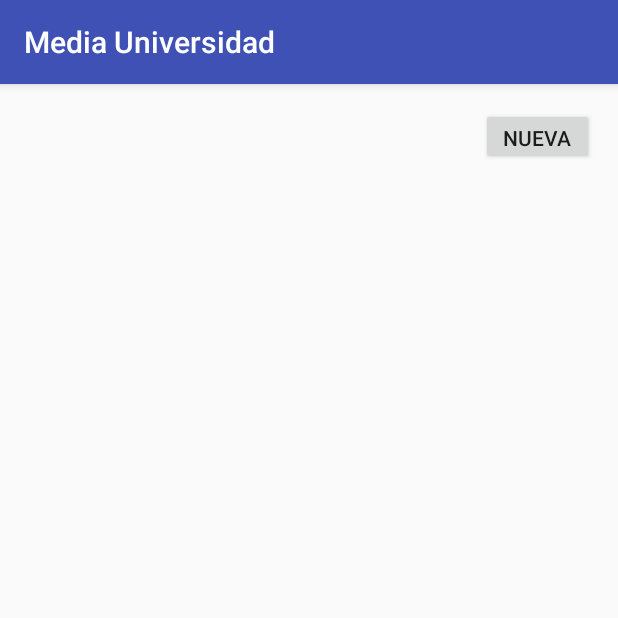
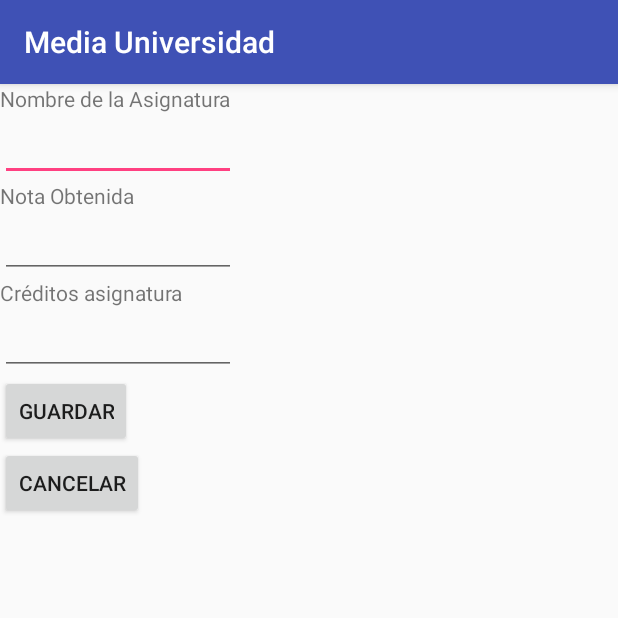
Before and after one commit to ibarriospal/MediaUniversidad, an Android app: the MyStaticsActivity screen opened directly, with no data from a screen before it, after a tap on "NUEVA", on a phone screen of 412 x 824 dp, the top half of it. Run offline under Robolectric (Android 15) with nearby library versions, the phone set to English and light mode, and no system bars.

Commit message:
Programa básico y DB funcionando

```diff
--- a/app/src/main/java/i/barriosp/mediauniversidad/AsignaturaAdapter.java
+++ b/app/src/main/java/i/barriosp/mediauniversidad/AsignaturaAdapter.java
@@ -1,7 +1,47 @@
 package i.barriosp.mediauniversidad;
+
+import android.app.Activity;
+import android.content.Context;
+import android.view.View;
+import android.view.ViewGroup;
+import android.widget.ArrayAdapter;
+import android.widget.TextView;
+
+import java.util.List;
 
 /**
  * Created by nacho on 17/6/16.
  */
-public class AsignaturaAdapter {
+public class AsignaturaAdapter extends ArrayAdapter{
+
+    private Activity context;
+    private List data;
+    private int id;
+
+    public AsignaturaAdapter(Context context, int i, List<Asignatura> list) {
+        super(context, i, list);
+        this.id = i;
+        this.context =  (Activity) context;
+        this.data = list;
+    }
+
+    public View getView(int position, View convertView, ViewGroup parent) {
+
+        if (convertView == null) {
+            convertView = ((Activity)this.context).getLayoutInflater().inflate(this.id, parent, false);
+        }
+
+        Asignatura asignatura = (Asignatura) this.data.get(position);
+
+        TextView name = (TextView) convertView.findViewById(R.id.nameAdap);
+        name.setText(asignatura.getNombre());
+
+        TextView nota = (TextView) convertView.findViewById(R.id.notaAdap);
+        nota.setText("Calificación: " + Float.toString(asignatura.getNota()));
+
+        TextView ect = (TextView) convertView.findViewById(R.id.ectAdap);
+        ect.setText(Float.toString(asignatura.getEct()) + " ECTs");
+
+        return convertView;
+    }
 }
--- a/app/src/main/java/i/barriosp/mediauniversidad/DataBaseNotas.java
+++ b/app/src/main/java/i/barriosp/mediauniversidad/DataBaseNotas.java
@@ -5,6 +5,9 @@ import android.content.Context;
 import android.database.Cursor;
 import android.database.sqlite.SQLiteDatabase;
 import android.database.sqlite.SQLiteOpenHelper;
+
+import java.util.ArrayList;
+import java.util.List;
 
 
 /**
@@ -23,12 +26,17 @@ public class DataBaseNotas extends SQLiteOpenHelper {
     public static final String COLUMNA_ID = "_id";
     public static final String COLUMNA_ASIGNATURA = "asignatura";
     public static final String COLUMNA_NOTA = "nota";
+    public static final String COLUMNA_ECT = "ect";
+    public static final String COLUMNA_NXE = "producto";
+
 
     private static final String SQL_CREAR = "create table "
             + TABLA_NOTAS + "("
-            + COLUMNA_ID + " integer primary key autoincrement, "
-            + COLUMNA_ASIGNATURA + " text not null"
-            + COLUMNA_NOTA + " real not null);";
+                + COLUMNA_ID + " integer primary key autoincrement, "
+                + COLUMNA_ASIGNATURA + " text not null, "
+                + COLUMNA_NOTA + " real not null, "
+                + COLUMNA_ECT + " real not null, "
+                + COLUMNA_NXE + " real not null);";
 
 
     public void onCreate(SQLiteDatabase db) {
@@ -39,51 +47,65 @@ public class DataBaseNotas extends SQLiteOpenHelper {
     }
 
 
-    public void insertar(String asignatura, float nota){
+    public void insertar(Asignatura asignatura){
         SQLiteDatabase db = this.getWritableDatabase();
-
         ContentValues values = new ContentValues();
 
-        values.put(COLUMNA_ASIGNATURA, asignatura);
-        values.put(COLUMNA_NOTA, nota);
+        values.put(COLUMNA_ASIGNATURA, asignatura.getNombre());
+        values.put(COLUMNA_NOTA, asignatura.getNota());
+        values.put(COLUMNA_ECT, asignatura.getEct());
+        values.put(COLUMNA_NXE, asignatura.getNxe());
 
         db.insert(TABLA_NOTAS, null,values);
         db.close();
     }
 
-    public void obtener(int id){
+    public List<Asignatura> obtener(){
 
         SQLiteDatabase db = this.getReadableDatabase();
-        String[] projection = {COLUMNA_ID, COLUMNA_ASIGNATURA, COLUMNA_NOTA};
+        String[] projection = {COLUMNA_ID, COLUMNA_ASIGNATURA, COLUMNA_NOTA, COLUMNA_ECT, COLUMNA_NXE};
 
         Cursor cursor =
                 db.query(TABLA_NOTAS,
                         projection,
-                        " _id = ?",
-                        new String[] { String.valueOf(id) },
+                        //  " _id = ?",
+                        //new String[] { String.valueOf(id) },
+                        null,
+                        null,
                         null,
                         null,
                         null,
                         null);
 
+        List<Asignatura> aaa = new ArrayList<>();
 
-        if (cursor != null)
+        if (cursor != null) {
             cursor.moveToFirst();
 
+            while (cursor.moveToNext()) {
+                String nombre = cursor.getString(1);
+                Float nota = Float.valueOf(cursor.getString(2));
+                Float ect = Float.valueOf(cursor.getString(3));
+                Double nxe = Double.parseDouble(cursor.getString(4));
+                Asignatura a = new Asignatura(nombre, nota, ect, nxe);
+                aaa.add(a);
+            }
+        }
 
-        System.out.println("Asignatura " + cursor.getString(1));
-        System.out.println("Nota " + cursor.getString(2));
+        //System.out.println("Asignatura " + cursor.getString(1));
+        //System.out.println("Nota " + cursor.getString(2));
         db.close();
-
+        return aaa;
     }
 
-    public void editar (String asignatura, float nota, int id){
+    public void editar (Asignatura asignatura, int id){
 
         SQLiteDatabase db = this.getWritableDatabase();
 
         ContentValues values = new ContentValues();
-        values.put("asignatura",asignatura);
-        values.put("nota",nota);
+        values.put("asignatura",asignatura.getNombre());
+        values.put("nota",asignatura.getNota());
+        values.put("ect", asignatura.getEct());
 
         int i = db.update(TABLA_NOTAS,
                 values,
@@ -107,4 +129,70 @@ public class DataBaseNotas extends SQLiteOpenHelper {
         }
     }
 
+    public float obtenerECT() {
+
+        Float ect = new Float(0);
+        SQLiteDatabase db = this.getReadableDatabase();
+        String[] projection = {COLUMNA_ECT};
+
+        Cursor cursor =
+                db.query(TABLA_NOTAS,
+                        projection,
+                        //  " _id = ?",
+                        //new String[] { String.valueOf(id) },
+                        null,
+                        null,
+                        null,
+                        null,
+                        null,
+                        null);
+
+        if (cursor != null) {
+            cursor.moveToFirst();
+
+            while (cursor.moveToNext()) {
+                ect = ect + Float.valueOf(cursor.getString(0));
+
+            }
+        }
+
+        //System.out.println("Asignatura " + cursor.getString(1));
+        //System.out.println("Nota " + cursor.getString(2));
+        db.close();
+        return ect;
+    }
+
+    public double obtenerNXE() {
+
+        Double nxe = new Double(0);
+        SQLiteDatabase db = this.getReadableDatabase();
+        String[] projection = {COLUMNA_NXE};
+
+        Cursor cursor =
+                db.query(TABLA_NOTAS,
+                        projection,
+                        //  " _id = ?",
+                        //new String[] { String.valueOf(id) },
+                        null,
+                        null,
+                        null,
+                        null,
+                        null,
+                        null);
+
+        if (cursor != null) {
+            cursor.moveToFirst();
+
+            while (cursor.moveToNext()) {
+                nxe = nxe + Double.parseDouble(cursor.getString(0));
+            }
+        }
+
+        //System.out.println("Asignatura " + cursor.getString(1));
+        //System.out.println("Nota " + cursor.getString(2));
+        db.close();
+        return nxe;
+    }
+
+
 }
--- a/app/src/main/java/i/barriosp/mediauniversidad/MyStaticsActivity.java
+++ b/app/src/main/java/i/barriosp/mediauniversidad/MyStaticsActivity.java
@@ -3,13 +3,29 @@ package i.barriosp.mediauniversidad;
 import android.content.Intent;
 import android.support.v7.app.AppCompatActivity;
 import android.os.Bundle;
+import android.util.Log;
+import android.view.View;
+import android.widget.ArrayAdapter;
+import android.widget.Button;
+import android.widget.ListView;
+import android.widget.TextView;
 import android.widget.Toast;
+import android.widget.EditText;
+
+import java.util.List;
 
 
 /**
  * Created by nacho on 17/6/16.
  */
 public class MyStaticsActivity extends AppCompatActivity{
+    private static final int NUEVO = 0;
+    private Asignatura entry;
+    private static final String TAG;
+
+    static {
+        TAG = NewAsignaturaActivity.class.getName();
+    }
 
     @Override
     protected void onCreate(Bundle savedInstanceState) {
@@ -17,16 +33,28 @@ public class MyStaticsActivity extends AppCompatActivity{
         setContentView(R.layout.statics_layout);
 
         //vista adaptada
-    }
+        DataBaseNotas db = new DataBaseNotas(getApplicationContext());
+        List<Asignatura> aaa = db.obtener();
+        Float creditos = db.obtenerECT();
+        Double nxe = db.obtenerNXE();
+        Double media = (double) nxe/creditos;
+        ListView listView = (ListView) findViewById(R.id.listView);
 
-    public void newAsignatura(Void v) {
-        try {
-            Intent i = new Intent(this, NewAsignaturaActivity.class);
-            this.startActivity(i);
+        TextView mediaText = (TextView) findViewById(R.id.mediaText);
+        mediaText.setText(media.toString());
 
-        } catch (Exception e) {
-            Toast.makeText(this, "Error", Toast.LENGTH_SHORT).show();
-        }
+        ArrayAdapter<Asignatura> a = new AsignaturaAdapter(this, R.layout.adapter_layout, aaa);
+        listView.setAdapter(a);
+
+        Button nueva = (Button) findViewById(R.id.nuevaAsignatura);
+
+        nueva.setOnClickListener(new View.OnClickListener() {
+            @Override
+            public void onClick(View v) {
+                Intent i = new Intent(MyStaticsActivity.this, NewAsignaturaActivity.class);
+                startActivityForResult(i, NUEVO);
+            }
+        });
     }
 
 }
--- a/app/src/main/res/layout/activity_main.xml
+++ b/app/src/main/res/layout/activity_main.xml
@@ -41,11 +41,12 @@
         android:layout_marginTop="84dp" />
 
     <ProgressBar
-        style="?android:attr/progressBarStyleSmall"
         android:layout_width="49dp"
         android:layout_height="wrap_content"
         android:id="@+id/progressBar"
         android:layout_gravity="center_horizontal"
-        android:layout_weight="0.10" />
+        android:layout_weight="0.10"
+        android:visibility="invisible"/>
+
 
 </LinearLayout>
--- a/app/src/main/res/layout/new_layout.xml
+++ b/app/src/main/res/layout/new_layout.xml
@@ -25,17 +25,27 @@
         android:layout_height="wrap_content"
         android:id="@+id/editTextNota" />
 
+    <TextView
+        android:layout_width="wrap_content"
+        android:layout_height="wrap_content"
+        android:text="Créditos asignatura"
+        android:id="@+id/textViewEct" />
+
+    <EditText
+        android:layout_width="157dp"
+        android:layout_height="wrap_content"
+        android:id="@+id/editTextEct" />
+
     <Button
         android:layout_width="wrap_content"
         android:layout_height="wrap_content"
         android:text="Guardar"
-        android:onClick="save"
-        android:id="@+id/buttonSave" />
+        android:id="@+id/botonSave"/>
+
 
     <Button
         android:layout_width="wrap_content"
         android:layout_height="wrap_content"
         android:text="Cancelar"
-        android:onClick="cancel"
-        android:id="@+id/buttonCancel" />
+        android:id="@+id/botonCancel"/>
 </LinearLayout>
```
Also changed, not shown: app/src/main/java/i/barriosp/mediauniversidad/Asignatura.java (+37 -3 lines), app/src/main/java/i/barriosp/mediauniversidad/MainActivity.java (+11 -7 lines), app/src/main/java/i/barriosp/mediauniversidad/NewAsignaturaActivity.java (+66 -29 lines), app/src/main/res/layout/adapter_layout.xml (added, +23 -0 lines), app/src/main/res/layout/statics_layout.xml (+14 -1 lines), 1 other file.
